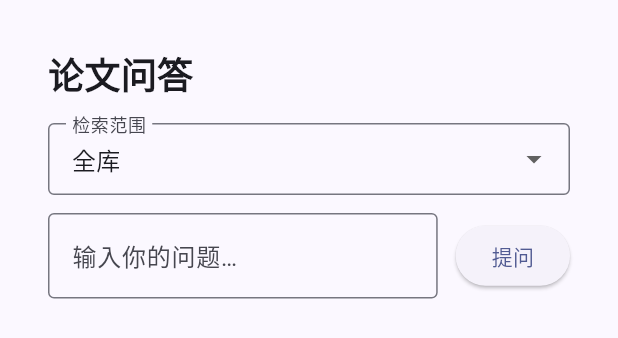
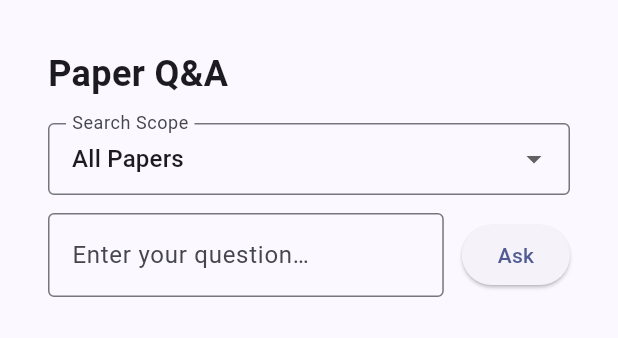
Before and after one commit to oranges0908/RagAgent, a Flutter app: the QueryPage widget shown alone on an empty page, opened directly, on a phone screen of 412 x 824 dp. Shown: the top 338 px of the screen. Run offline on Flutter 3.47's test engine with Material 3 defaults, Android fonts, the phone set to English and light mode, and no system bars; our stand-ins replace file_picker, flutter_markdown; network calls fail.

Commit message:
Step 19: fix 413 upload error + localize UI to English
- nginx: raise client_max_body_size to 25m so PDF uploads up to 20MB reach FastAPI
- frontend: translate all user-visible strings from Chinese to English

Co-Authored-By: Claude Sonnet 4.6 <noreply@anthropic.com>

```diff
--- a/frontend/lib/main.dart
+++ b/frontend/lib/main.dart
@@ -52,9 +52,9 @@ class _HomePageState extends State<HomePage> {
             onDestinationSelected: (i) => setState(() => _selectedIndex = i),
             labelType: NavigationRailLabelType.all,
             destinations: const [
-              NavigationRailDestination(icon: Icon(Icons.upload_file), label: Text('上传')),
-              NavigationRailDestination(icon: Icon(Icons.library_books), label: Text('论文')),
-              NavigationRailDestination(icon: Icon(Icons.question_answer), label: Text('问答')),
+              NavigationRailDestination(icon: Icon(Icons.upload_file), label: Text('Upload')),
+              NavigationRailDestination(icon: Icon(Icons.library_books), label: Text('Papers')),
+              NavigationRailDestination(icon: Icon(Icons.question_answer), label: Text('Q&A')),
             ],
           ),
           const VerticalDivider(thickness: 1, width: 1),
--- a/frontend/lib/pages/papers_page.dart
+++ b/frontend/lib/pages/papers_page.dart
@@ -23,14 +23,14 @@ class _PapersPageState extends State<PapersPage> {
     final confirmed = await showDialog<bool>(
       context: context,
       builder: (ctx) => AlertDialog(
-        title: const Text('确认删除'),
-        content: Text('删除「${paper.title}」？此操作不可撤销。'),
+        title: const Text('Confirm Delete'),
+        content: Text('Delete "${paper.title}"? This action cannot be undone.'),
         actions: [
-          TextButton(onPressed: () => Navigator.pop(ctx, false), child: const Text('取消')),
+          TextButton(onPressed: () => Navigator.pop(ctx, false), child: const Text('Cancel')),
           TextButton(
             onPressed: () => Navigator.pop(ctx, true),
             style: TextButton.styleFrom(foregroundColor: Colors.red),
-            child: const Text('删除'),
+            child: const Text('Delete'),
           ),
         ],
       ),
@@ -71,9 +71,9 @@ class _PapersPageState extends State<PapersPage> {
         children: [
           Row(
             children: [
-              const Text('论文列表', style: TextStyle(fontSize: 24, fontWeight: FontWeight.bold)),
+              const Text('Papers', style: TextStyle(fontSize: 24, fontWeight: FontWeight.bold)),
               const Spacer(),
-              IconButton(onPressed: _load, icon: const Icon(Icons.refresh), tooltip: '刷新'),
+              IconButton(onPressed: _load, icon: const Icon(Icons.refresh), tooltip: 'Refresh'),
             ],
           ),
           const SizedBox(height: 24),
@@ -90,7 +90,7 @@ class _PapersPageState extends State<PapersPage> {
               child: Text(_error!, style: TextStyle(color: Colors.red.shade800)),
             )
           else if (_papers == null || _papers!.isEmpty)
-            const Center(child: Text('暂无论文，请先上传 PDF。'))
+            const Center(child: Text('No papers yet. Upload a PDF to get started.'))
           else
             Expanded(
               child: ListView.separated(
@@ -112,7 +112,7 @@ class _PapersPageState extends State<PapersPage> {
                               ? const SizedBox(width: 24, height: 24, child: CircularProgressIndicator(strokeWidth: 2))
                               : IconButton(
                                   icon: const Icon(Icons.delete_outline, color: Colors.red),
-                                  tooltip: '删除',
+                                  tooltip: 'Delete',
                                   onPressed: () => _confirmDelete(p),
                                 ),
                         ],
--- a/frontend/lib/pages/query_page.dart
+++ b/frontend/lib/pages/query_page.dart
@@ -140,14 +140,14 @@ class _QueryPageState extends State<QueryPage> {
       child: Column(
         crossAxisAlignment: CrossAxisAlignment.start,
         children: [
-          const Text('论文问答',
+          const Text('Paper Q&A',
               style: TextStyle(fontSize: 24, fontWeight: FontWeight.bold)),
           const SizedBox(height: 16),
           // Paper selector dropdown
           DropdownButtonFormField<String?>(
             initialValue: _selectedPaperId,
             decoration: const InputDecoration(
-              labelText: '检索范围',
+              labelText: 'Search Scope',
               border: OutlineInputBorder(),
               contentPadding:
                   EdgeInsets.symmetric(horizontal: 12, vertical: 8),
@@ -155,7 +155,7 @@ class _QueryPageState extends State<QueryPage> {
             items: [
               const DropdownMenuItem<String?>(
                 value: null,
-                child: Text('全库'),
+                child: Text('All Papers'),
               ),
               ..._papers.map((p) => DropdownMenuItem<String?>(
                     value: p.id,
@@ -172,7 +172,7 @@ class _QueryPageState extends State<QueryPage> {
                 child: TextField(
                   controller: _questionCtrl,
                   decoration: const InputDecoration(
-                    hintText: '输入你的问题…',
+                    hintText: 'Enter your question…',
                     border: OutlineInputBorder(),
                   ),
                   onSubmitted: (_) => _submit(),
@@ -187,7 +187,7 @@ class _QueryPageState extends State<QueryPage> {
                         height: 18,
                         child:
                             CircularProgressIndicator(strokeWidth: 2))
-                    : const Text('提问'),
+                    : const Text('Ask'),
               ),
             ],
           ),
@@ -209,7 +209,7 @@ class _QueryPageState extends State<QueryPage> {
                           style: TextStyle(color: Colors.red.shade800)),
                     ),
                   if (_answer.isNotEmpty || _sources.isNotEmpty) ...[
-                    const Text('答案',
+                    const Text('Answer',
                         style: TextStyle(
                             fontSize: 18, fontWeight: FontWeight.bold)),
                     const SizedBox(height: 8),
@@ -225,7 +225,7 @@ class _QueryPageState extends State<QueryPage> {
                     ),
                     if (_sources.isNotEmpty) ...[
                       const SizedBox(height: 20),
-                      const Text('来源',
+                      const Text('Sources',
                           style: TextStyle(
                               fontSize: 18, fontWeight: FontWeight.bold)),
                       const SizedBox(height: 8),
@@ -258,7 +258,7 @@ class _QueryPageState extends State<QueryPage> {
                                       color: const Color(0xFFFFEB3B)),
                                 ),
                                 child: Text(
-                                  '匹配片段：${s.text}',
+                                  'Matched snippet: ${s.text}',
                                   style: const TextStyle(
                                       fontSize: 12, color: Colors.black54),
                                 ),
--- a/frontend/lib/pages/upload_page.dart
+++ b/frontend/lib/pages/upload_page.dart
@@ -32,7 +32,7 @@ class _UploadPageState extends State<UploadPage> {
       final paper = await ApiService.upload(file.name, file.bytes!);
       setState(() {
         _success = true;
-        _message = '上传成功：${paper.title}（${paper.chunkCount} chunks）';
+        _message = 'Upload successful: ${paper.title} (${paper.chunkCount} chunks)';
       });
     } catch (e) {
       setState(() {
@@ -51,14 +51,14 @@ class _UploadPageState extends State<UploadPage> {
       child: Column(
         crossAxisAlignment: CrossAxisAlignment.start,
         children: [
-          const Text('上传论文', style: TextStyle(fontSize: 24, fontWeight: FontWeight.bold)),
+          const Text('Upload Paper', style: TextStyle(fontSize: 24, fontWeight: FontWeight.bold)),
           const SizedBox(height: 24),
           ElevatedButton.icon(
             onPressed: _uploading ? null : _pickAndUpload,
             icon: _uploading
                 ? const SizedBox(width: 16, height: 16, child: CircularProgressIndicator(strokeWidth: 2))
                 : const Icon(Icons.upload_file),
-            label: Text(_uploading ? '上传中…' : '选择 PDF 文件'),
+            label: Text(_uploading ? 'Uploading…' : 'Select PDF File'),
           ),
           if (_message != null) ...[
             const SizedBox(height: 16),
```
Also changed, not shown: 1 other file.
